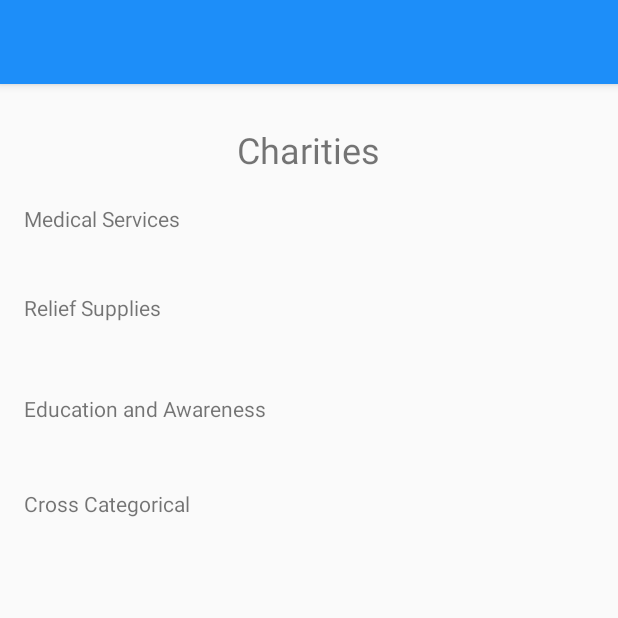
After one commit to Logias/CovidTracker, an Android app: the fragment CharityFragment shown on its own in the app's theme, on a phone screen of 412 x 824 dp, the top half of it. The commit adds this screen. Run offline under Robolectric (Android 15) with nearby library versions, the phone set to English and light mode, and no system bars; network calls fail.

Commit message:
Charity frag added, will implement Charity Navigator API in next sprint
-ran into some problems with chips, task needs to be pushed for next sprint

```diff
--- /dev/null
+++ b/Code/CovidTrackerApp/app/src/main/java/com/example/covidtracker/CharityFragment.kt
@@ -0,0 +1,21 @@
+package com.example.covidtracker
+
+import android.os.Bundle
+import android.view.LayoutInflater
+import android.view.View
+import android.view.ViewGroup
+import android.widget.TextView
+import androidx.fragment.app.Fragment
+import androidx.lifecycle.Observer
+import androidx.lifecycle.ViewModelProvider
+class CharityFragment : Fragment() {
+    private var charityViewModel: CharityViewModel? = null
+    override fun onCreateView(
+        inflater: LayoutInflater,
+        container: ViewGroup?, savedInstanceState: Bundle?
+    ): View? {
+        charityViewModel = ViewModelProvider(this).get(CharityViewModel::class.java)
+        val root = inflater.inflate(R.layout.fragment_charity, container, false)
+        return root
+    }
+}
--- /dev/null
+++ b/Code/CovidTrackerApp/app/src/main/java/com/example/covidtracker/CharityViewModel.kt
@@ -0,0 +1,15 @@
+package com.example.covidtracker
+
+import androidx.lifecycle.LiveData
+import androidx.lifecycle.MutableLiveData
+import androidx.lifecycle.ViewModel
+
+class CharityViewModel : ViewModel() {
+    private val mText: MutableLiveData<String> = MutableLiveData()
+    val text: LiveData<String>
+        get() = mText
+
+    init {
+        mText.value = "Charity work in progress"
+    }
+}
--- a/Code/CovidTrackerApp/app/src/main/java/com/example/covidtracker/CovidDiagFragment.kt
+++ b/Code/CovidTrackerApp/app/src/main/java/com/example/covidtracker/CovidDiagFragment.kt
@@ -5,9 +5,13 @@ import android.view.LayoutInflater
 import android.view.View
 import android.view.ViewGroup
 import android.widget.TextView
+import android.widget.Toast
 import androidx.fragment.app.Fragment
-import androidx.lifecycle.Observer
 import androidx.lifecycle.ViewModelProvider
+import com.google.android.material.chip.Chip
+import com.google.android.material.chip.ChipGroup
+import kotlinx.android.synthetic.main.fragment_covid_diag.*
+
 class CovidDiagFragment : Fragment() {
     private var covidDiagViewModel: CovidDiagViewModel? = null
     override fun onCreateView(
@@ -16,6 +20,25 @@ class CovidDiagFragment : Fragment() {
     ): View? {
         covidDiagViewModel = ViewModelProvider(this).get(CovidDiagViewModel::class.java)
         val root = inflater.inflate(R.layout.fragment_covid_diag, container, false)
+
+        val chipGroup1 = root.findViewById<TextView>(R.id.chipGroup)
+
+/**
+        chipGroup.setOnCheckedChangeListener { chipGroup, i ->
+            val chip: Chip = chipGroup.findViewById(i)
+            if (chip != null) Toast.makeText(
+                getApplicationContext(),
+                "Chip is " + chip.chipText,
+                Toast.LENGTH_SHORT
+            ).show()
+        }
+
+        val chip: Chip = findViewById(R.id.chip)
+        chip.setOnCloseIconClickListener {
+            Toast.makeText(getApplicationContext(), "Close is Clicked", Toast.LENGTH_SHORT)
+                .show()
+        }
+*/
         return root
     }
 }
--- a/Code/CovidTrackerApp/app/src/main/java/com/example/covidtracker/MainActivity.kt
+++ b/Code/CovidTrackerApp/app/src/main/java/com/example/covidtracker/MainActivity.kt
@@ -34,7 +34,6 @@ class MainActivity : AppCompatActivity() {
         val drawer: DrawerLayout = findViewById(R.id.drawer_layout)
         val navigationView: NavigationView = findViewById(R.id.nav_view)
 
-
         mAppBarConfiguration = AppBarConfiguration.Builder(R.id.nav_home).setDrawerLayout(drawer).build()
 
         val navController =
@@ -43,6 +42,7 @@ class MainActivity : AppCompatActivity() {
         NavigationUI.setupWithNavController(navigationView, navController)
 
         val covidDiag = navigationView.menu.findItem(R.id.covid_diag_frag)
+        val charity = navigationView.menu.findItem(R.id.charity_frag)
     }
 
     override fun onCreateOptionsMenu(menu: Menu?): Boolean {
--- /dev/null
+++ b/Code/CovidTrackerApp/app/src/main/res/layout/fragment_charity.xml
@@ -0,0 +1,65 @@
+<?xml version="1.0" encoding="utf-8"?>
+<androidx.constraintlayout.widget.ConstraintLayout
+    xmlns:android="http://schemas.android.com/apk/res/android"
+    xmlns:app="http://schemas.android.com/apk/res-auto"
+    xmlns:tools="http://schemas.android.com/tools"
+    android:layout_width="match_parent"
+    android:layout_height="match_parent">
+
+    <TextView
+        android:id="@+id/charityTitleView"
+        android:layout_width="wrap_content"
+        android:layout_height="wrap_content"
+        android:text="Charities"
+        android:textSize="24sp"
+        app:layout_constraintBottom_toBottomOf="parent"
+        app:layout_constraintEnd_toEndOf="parent"
+        app:layout_constraintHorizontal_bias="0.498"
+        app:layout_constraintStart_toStartOf="parent"
+        app:layout_constraintTop_toTopOf="parent"
+        app:layout_constraintVertical_bias="0.037" />
+
+    <TextView
+        android:id="@+id/medicalServicesTextView"
+        android:layout_width="wrap_content"
+        android:layout_height="wrap_content"
+        android:layout_marginTop="20dp"
+        android:text="Medical Services"
+        app:layout_constraintEnd_toEndOf="parent"
+        app:layout_constraintHorizontal_bias="0.052"
+        app:layout_constraintStart_toStartOf="parent"
+        app:layout_constraintTop_toBottomOf="@+id/charityTitleView" />
+
+    <TextView
+        android:id="@+id/reliefSuppliestextView"
+        android:layout_width="wrap_content"
+        android:layout_height="wrap_content"
+        android:layout_marginTop="40dp"
+        android:text="Relief Supplies"
+        app:layout_constraintEnd_toEndOf="parent"
+        app:layout_constraintHorizontal_bias="0.05"
+        app:layout_constraintStart_toStartOf="parent"
+        app:layout_constraintTop_toBottomOf="@+id/medicalServicesTextView" />
+
+    <TextView
+        android:id="@+id/educationAwarenessTextView"
+        android:layout_width="wrap_content"
+        android:layout_height="wrap_content"
+        android:layout_marginTop="48dp"
+        android:text="Education and Awareness"
+        app:layout_constraintEnd_toEndOf="parent"
+        app:layout_constraintHorizontal_bias="0.064"
+        app:layout_constraintStart_toStartOf="parent"
+        app:layout_constraintTop_toBottomOf="@+id/reliefSuppliestextView" />
+
+    <TextView
+        android:id="@+id/crossCategTextView"
+        android:layout_width="wrap_content"
+        android:layout_height="wrap_content"
+        android:layout_marginTop="44dp"
+        android:text="Cross Categorical"
+        app:layout_constraintEnd_toEndOf="parent"
+        app:layout_constraintHorizontal_bias="0.053"
+        app:layout_constraintStart_toStartOf="parent"
+        app:layout_constraintTop_toBottomOf="@+id/educationAwarenessTextView" />
+</androidx.constraintlayout.widget.ConstraintLayout>
--- a/Code/CovidTrackerApp/app/src/main/res/menu/activity_main_drawer.xml
+++ b/Code/CovidTrackerApp/app/src/main/res/menu/activity_main_drawer.xml
@@ -21,7 +21,7 @@
             android:id="@+id/covid_diag_frag"
             android:title="Do I Have Covid-19?" />
         <item
-
+            android:id="@+id/charity_frag"
             android:title="@string/menu_charity" />
 
         <item
--- a/Code/CovidTrackerApp/app/src/main/res/navigation/mobile_navigation.xml
+++ b/Code/CovidTrackerApp/app/src/main/res/navigation/mobile_navigation.xml
@@ -19,4 +19,8 @@
         android:id="@+id/newsFragment"
         android:name="com.example.covidtracker.NewsFragment"
         android:label="NewsFragment" />
+    <fragment
+        android:id="@+id/charity_frag"
+        android:name="com.example.covidtracker.CharityFragment"
+        android:label="CharityFragment" />
 </navigation>
```
